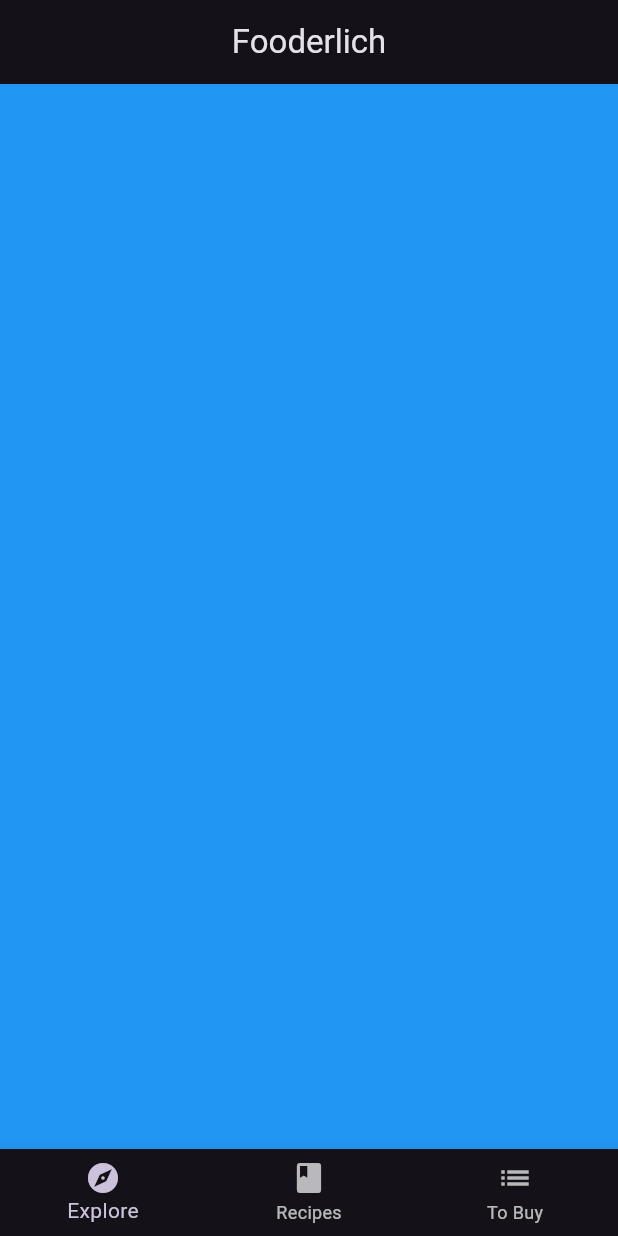
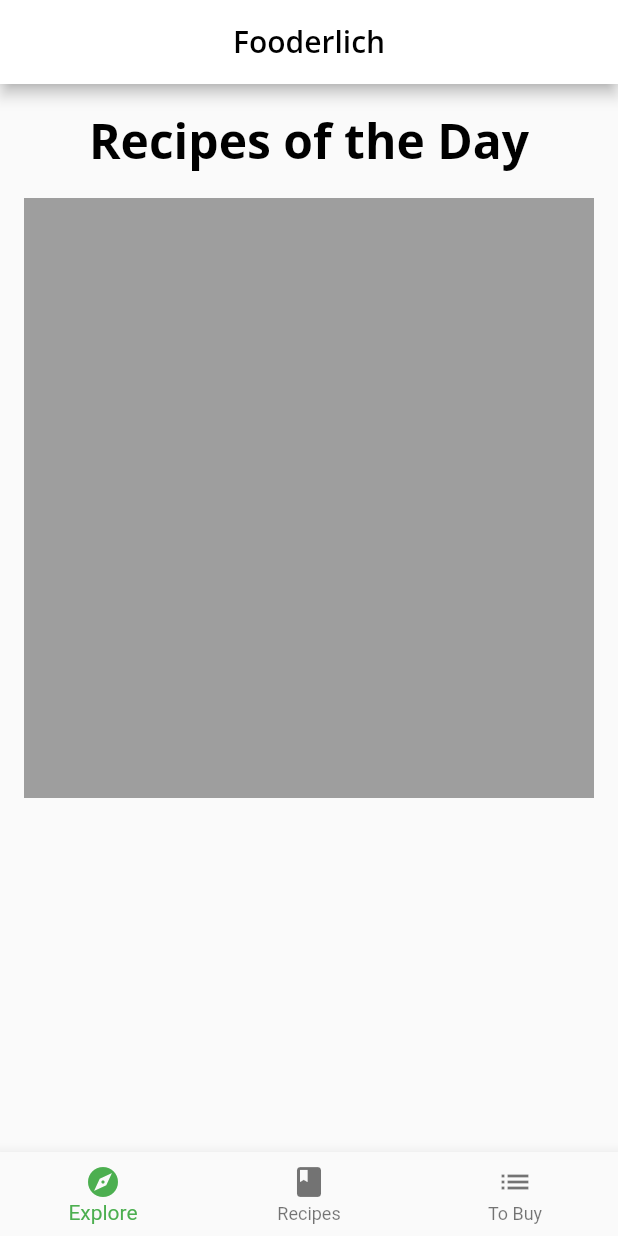
Before and after one commit to GM-Samuelstein/Flutter_Apprentice, a Flutter app: the screen it shows after launch, on a phone screen of 412 x 824 dp. Run offline on Flutter 3.47's test engine with Material 2 defaults, Android fonts, the phone set to English and light mode, and no system bars; our stand-ins replace google_fonts.

Commit message:
Building the Explore Screen

```diff
--- a/fooderlich_v2/lib/components/components.dart
+++ b/fooderlich_v2/lib/components/components.dart
@@ -3,3 +3,4 @@
 export 'card2.dart';
 export 'card3.dart';
 export 'circle_image.dart';
+export 'today_recipe_list_view.dart';
--- /dev/null
+++ b/fooderlich_v2/lib/components/today_recipe_list_view.dart
@@ -0,0 +1,43 @@
+import 'package:flutter/material.dart';
+
+import '../components/components.dart';
+import '../models/models.dart';
+
+class TodayRecipeListView extends StatelessWidget {
+  const TodayRecipeListView({
+    super.key,
+    required this.recipes,
+  });
+
+  final List<ExploreRecipe> recipes;
+
+  @override
+  Widget build(BuildContext context) {
+    return Padding(
+      padding: const EdgeInsets.only(
+        left: 16,
+        top: 16,
+        right: 16,
+      ),
+      child: Column(
+        crossAxisAlignment: CrossAxisAlignment.start,
+        children: [
+          Center(
+            child: Text(
+              'Recipes of the Day',
+              style: Theme.of(context).textTheme.displayLarge,
+            ),
+          ),
+          const SizedBox(height: 16,),
+          Container(
+            height: 400,
+            // TODO: Add ListView here
+            color: Colors.grey,
+          ),
+        ],
+      ),
+    );
+  }
+
+  // TODO: Add buildcard() widget here
+}
--- a/fooderlich_v2/lib/home.dart
+++ b/fooderlich_v2/lib/home.dart
@@ -1,4 +1,6 @@
 import 'package:flutter/material.dart';
+
+import 'screens/explore_screen.dart';
 
 class Home extends StatefulWidget {
   const Home({super.key});
@@ -11,8 +13,7 @@
   int _selectedIndex = 0;
 
   static List<Widget> pages = <Widget>[
-    // TODO: Replace with ExploreScreen
-    Container(color: Colors.blue),
+    ExploreScreen(),
     // TODO: Replace with RecipeScreen
     Container(color: Colors.green),
     Container(color: Colors.yellow),
@@ -23,6 +24,7 @@
       _selectedIndex = index;
     });
   }
+
   @override
   Widget build(BuildContext context) {
     return Scaffold(
@@ -39,7 +41,7 @@
         selectedItemColor: Theme.of(context).textSelectionTheme.selectionColor,
         currentIndex: _selectedIndex,
         onTap: _onItemTapped,
-        items: const <BottomNavigationBarItem> [
+        items: const <BottomNavigationBarItem>[
           BottomNavigationBarItem(
             icon: Icon(Icons.explore),
             label: 'Explore',
--- a/fooderlich_v2/lib/main.dart
+++ b/fooderlich_v2/lib/main.dart
@@ -1,6 +1,6 @@
 import 'package:flutter/material.dart';
 
-// import 'fooderlich_theme.dart';
+import 'fooderlich_theme.dart';
 import 'home.dart';
 
 void main() {
@@ -13,7 +13,7 @@
   @override
   Widget build(BuildContext context) {
     return MaterialApp(
-      theme: ThemeData.dark(useMaterial3: true),
+      theme: FooderlichTheme.light(),
       title: 'Fooderlich',
       home: const Home(),
       debugShowCheckedModeBanner: false,
--- /dev/null
+++ b/fooderlich_v2/lib/screens/explore_screen.dart
@@ -0,0 +1,28 @@
+import 'package:flutter/material.dart';
+
+import '../components/components.dart';
+import '../models/models.dart';
+import '../api/mock_fooderlich_service.dart';
+
+class ExploreScreen extends StatelessWidget {
+  ExploreScreen({super.key});
+
+  final mockService = MockFooderlichService();
+
+  @override
+  Widget build(BuildContext context) {
+    return FutureBuilder(
+      future: mockService.getExploreData(),
+      builder: (content, AsyncSnapshot<ExploreData> snapshot) {
+        if (snapshot.connectionState == ConnectionState.done) {
+          final recipes = snapshot.data?.todayRecipes ?? [];
+          return TodayRecipeListView(recipes: recipes);
+        } else {
+          return const Center(
+            child: CircularProgressIndicator(),
+          );
+        }
+      },
+    );
+  }
+}
```
